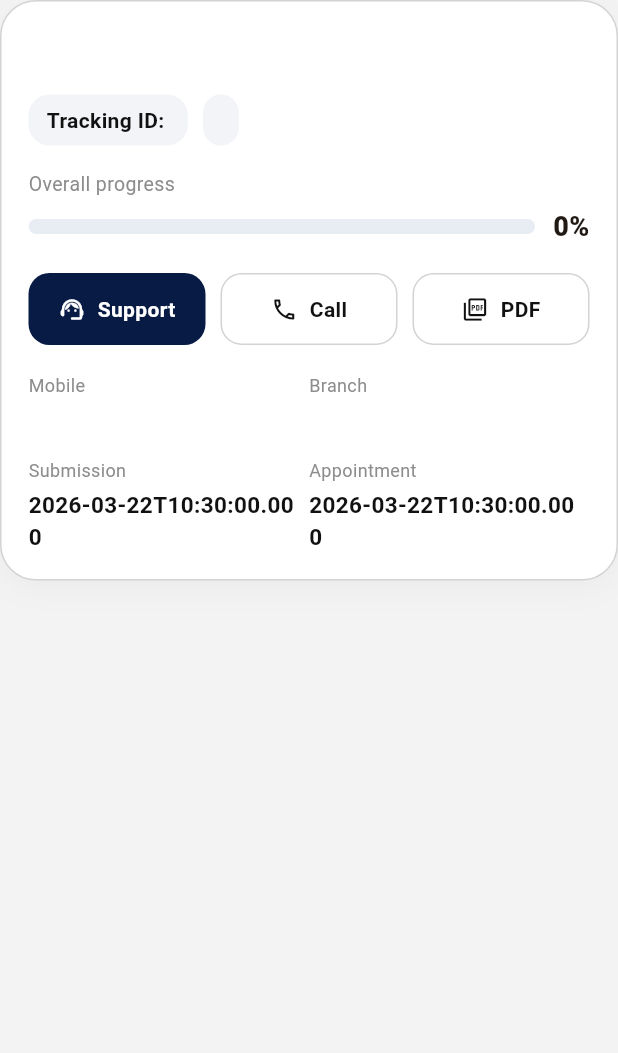
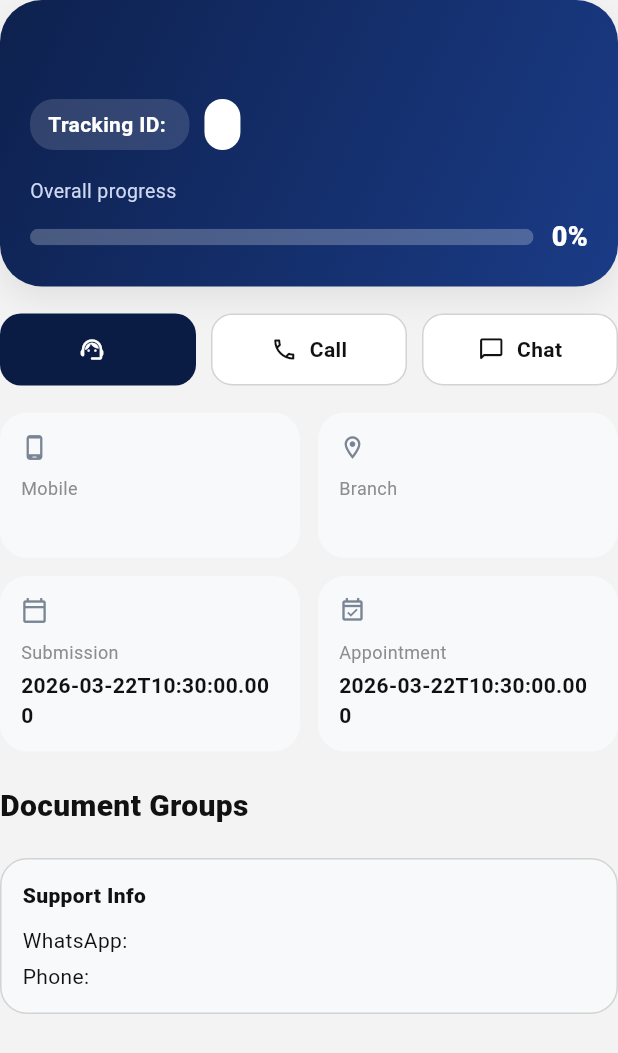
Before and after one commit to murshid-lgtm/kenza_client_app, a Flutter app: the ServiceTrackingResultScreen widget shown alone on an empty page, opened directly with empty values, on a phone screen of 412 x 824 dp. Shown: the top 1053 px of the screen. Run offline on Flutter 3.47's test engine with Material 3 defaults, Android fonts, the phone set to English and light mode, and no system bars; Roboto replaces fonts that are missing (Arial).

Commit message:
Update service_tracking_result_screen.dart

```diff
--- a/lib/screens/service_tracking_result_screen.dart
+++ b/lib/screens/service_tracking_result_screen.dart
@@ -12,26 +12,44 @@ class ServiceTrackingResultScreen extends StatelessWidget {
   Color _statusBg(String status) {
     final s = status.toLowerCase();
     if (s.contains('complete')) return const Color(0xFFE8FAEE);
-    if (s.contains('progress')) return const Color(0xFFE7F0FF);
-    if (s.contains('pending')) return const Color(0xFFFFF5E6);
+    if (s.contains('progress')) return const Color(0xFFEAF2FF);
+    if (s.contains('pending')) return const Color(0xFFFFF4E5);
     return const Color(0xFFF2F4F7);
   }
 
   Color _statusText(String status) {
     final s = status.toLowerCase();
     if (s.contains('complete')) return const Color(0xFF1E8E5A);
-    if (s.contains('progress')) return const Color(0xFF356AE6);
+    if (s.contains('progress')) return const Color(0xFF2F6FED);
     if (s.contains('pending')) return const Color(0xFFC98512);
     return AppColors.text;
   }
 
-  Widget _metaItem(String label, String value) {
+  IconData _statusIcon(String status) {
+    final s = status.toLowerCase();
+    if (s.contains('complete')) return Icons.check_circle_rounded;
+    if (s.contains('progress')) return Icons.pending_actions_rounded;
+    if (s.contains('pending')) return Icons.schedule_rounded;
+    return Icons.info_rounded;
+  }
+
+  Widget _metaCard({
+    required IconData icon,
+    required String label,
+    required String value,
+  }) {
     return Expanded(
-      child: Padding(
-        padding: const EdgeInsets.only(right: 8),
+      child: Container(
+        padding: const EdgeInsets.all(14),
+        decoration: BoxDecoration(
+          color: const Color(0xFFF8F9FB),
+          borderRadius: BorderRadius.circular(18),
+        ),
         child: Column(
           crossAxisAlignment: CrossAxisAlignment.start,
           children: [
+            Icon(icon, size: 18, color: const Color(0xFF7A8594)),
+            const SizedBox(height: 10),
             Text(
               label,
               style: const TextStyle(
@@ -45,7 +63,7 @@ class ServiceTrackingResultScreen extends StatelessWidget {
               style: const TextStyle(
                 color: AppColors.text,
                 fontWeight: FontWeight.w700,
-                fontSize: 15,
+                fontSize: 14,
               ),
             ),
           ],
@@ -59,8 +77,8 @@ class ServiceTrackingResultScreen extends StatelessWidget {
     required String label,
     required Color background,
     required Color textColor,
+    Color borderColor = Colors.transparent,
     VoidCallback? onTap,
-    Color borderColor = Colors.transparent,
   }) {
     return Expanded(
       child: InkWell(
@@ -76,13 +94,14 @@ class ServiceTrackingResultScreen extends StatelessWidget {
           child: Row(
             mainAxisAlignment: MainAxisAlignment.center,
             children: [
-              Icon(icon, size: 18, color: textColor),
+              Icon(icon, color: textColor, size: 18),
               const SizedBox(width: 8),
               Text(
                 label,
                 style: TextStyle(
                   color: textColor,
                   fontWeight: FontWeight.w700,
+                  fontSize: 14,
                 ),
               ),
             ],
@@ -92,27 +111,47 @@ class ServiceTrackingResultScreen extends StatelessWidget {
     );
   }
 
-  Widget _stageRow(String stageName, String stageStatus) {
+  Widget _stageRow({
+    required String stageName,
+    required String stageStatus,
+    bool isLast = false,
+  }) {
     return Container(
-      margin: const EdgeInsets.only(bottom: 10),
-      padding: const EdgeInsets.symmetric(horizontal: 14, vertical: 14),
+      margin: EdgeInsets.only(bottom: isLast ? 0 : 12),
+      padding: const EdgeInsets.all(14),
       decoration: BoxDecoration(
         color: const Color(0xFFF8F9FB),
-        borderRadius: BorderRadius.circular(16),
+        borderRadius: BorderRadius.circular(18),
       ),
       child: Row(
         children: [
+          Container(
+            width: 38,
+            height: 38,
+            decoration: BoxDecoration(
+              color: _statusBg(stageStatus),
+              borderRadius: BorderRadius.circular(12),
+            ),
+            child: Icon(
+              _statusIcon(stageStatus),
+              color: _statusText(stageStatus),
+              size: 20,
+            ),
+          ),
+          const SizedBox(width: 12),
           Expanded(
             child: Text(
               stageName,
               style: const TextStyle(
-                fontWeight: FontWeight.w600,
+                fontWeight: FontWeight.w700,
                 color: AppColors.text,
+                fontSize: 15,
               ),
             ),
           ),
+          const SizedBox(width: 10),
           Container(
-            padding: const EdgeInsets.symmetric(horizontal: 10, vertical: 6),
+            padding: const EdgeInsets.symmetric(horizontal: 10, vertical: 7),
             decoration: BoxDecoration(
               color: _statusBg(stageStatus),
               borderRadius: BorderRadius.circular(20),
@@ -122,6 +161,7 @@ class ServiceTrackingResultScreen extends StatelessWidget {
               style: TextStyle(
                 fontWeight: FontWeight.w700,
                 color: _statusText(stageStatus),
+                fontSize: 12,
               ),
             ),
           ),
@@ -141,12 +181,12 @@ class ServiceTrackingResultScreen extends StatelessWidget {
       padding: const EdgeInsets.all(18),
       decoration: BoxDecoration(
         color: Colors.white,
-        borderRadius: BorderRadius.circular(22),
+        borderRadius: BorderRadius.circular(24),
         border: Border.all(color: AppColors.border),
         boxShadow: const [
           BoxShadow(
             color: Color(0x08000000),
-            blurRadius: 14,
+            blurRadius: 16,
             offset: Offset(0, 6),
           ),
         ],
@@ -160,37 +200,46 @@ class ServiceTrackingResultScreen extends StatelessWidget {
                 child: Text(
                   title,
                   style: const TextStyle(
-                    fontSize: 20,
+                    fontSize: 19,
                     fontWeight: FontWeight.w800,
                     color: AppColors.text,
                   ),
                 ),
               ),
-              Text(
+              Container(
+                padding: const EdgeInsets.symmetric(horizontal: 10, vertical: 6),
+                decoration: BoxDecoration(
+                  color: const Color(0xFFF2F4F7),
+                  borderRadius: BorderRadius.circular(16),
+                ),
+                child: Text(
                   '$progressPercent%',
                   style: const TextStyle(
-                  fontSize: 18,
+                    fontSize: 13,
                     fontWeight: FontWeight.w800,
                     color: AppColors.text,
+                  ),
                 ),
               ),
             ],
           ),
           const SizedBox(height: 14),
           ClipRRect(
-            borderRadius: BorderRadius.circular(10),
+            borderRadius: BorderRadius.circular(12),
             child: LinearProgressIndicator(
               value: (progressPercent.clamp(0, 100)) / 100,
               minHeight: 10,
-              backgroundColor: const Color(0xFFE8EDF3),
-              valueColor: const AlwaysStoppedAnimation<Color>(Color(0xFF081B45)),
+              backgroundColor: const Color(0xFFE7EBF0),
+              valueColor: const AlwaysStoppedAnimation<Color>(Color(0xFF0B1C44)),
             ),
           ),
           const SizedBox(height: 18),
-          ...stages.map((stage) {
+          ...List.generate(stages.length, (index) {
+            final stage = stages[index];
             return _stageRow(
-              '${stage['name'] ?? '-'}',
-              '${stage['status'] ?? '-'}',
+              stageName: '${stage['name'] ?? '-'}',
+              stageStatus: '${stage['status'] ?? '-'}',
+              isLast: index == stages.length - 1,
             );
           }),
         ],
@@ -208,25 +257,37 @@ class ServiceTrackingResultScreen extends StatelessWidget {
     final submissionDate = '${data['submission_date'] ?? '-'}';
     final appointmentDate = '${data['appointment_date'] ?? '-'}';
     final notes = '${data['notes'] ?? '-'}';
+    final supportPhone = '${data['support_phone'] ?? '-'}';
+    final whatsappNumber = '${data['whatsapp_number'] ?? '-'}';
+    final brandLabel = '${data['brand_label'] ?? 'Support'}';
+
     final progress = (data['overall_progress_percent'] ?? 0) is int
         ? data['overall_progress_percent'] as int
         : int.tryParse('${data['overall_progress_percent'] ?? 0}') ?? 0;
+
     final groups = (data['groups'] as List?) ?? [];
 
     return Column(
+      crossAxisAlignment: CrossAxisAlignment.start,
       children: [
         Container(
           width: double.infinity,
-          padding: const EdgeInsets.all(18),
+          padding: const EdgeInsets.all(20),
           decoration: BoxDecoration(
-            color: Colors.white,
-            borderRadius: BorderRadius.circular(24),
-            border: Border.all(color: AppColors.border),
+            gradient: const LinearGradient(
+              colors: [
+                Color(0xFF0E214E),
+                Color(0xFF1A3B86),
+              ],
+              begin: Alignment.topLeft,
+              end: Alignment.bottomRight,
+            ),
+            borderRadius: BorderRadius.circular(28),
             boxShadow: const [
               BoxShadow(
-                color: Color(0x08000000),
-                blurRadius: 16,
-                offset: Offset(0, 6),
+                color: Color(0x14000000),
+                blurRadius: 18,
+                offset: Offset(0, 8),
               ),
             ],
           ),
@@ -238,10 +299,10 @@ class ServiceTrackingResultScreen extends StatelessWidget {
                 style: const TextStyle(
                   fontSize: 24,
                   fontWeight: FontWeight.w800,
-                  color: AppColors.text,
+                  color: Colors.white,
                 ),
               ),
-              const SizedBox(height: 10),
+              const SizedBox(height: 12),
               Wrap(
                 spacing: 10,
                 runSpacing: 10,
@@ -252,14 +313,14 @@ class ServiceTrackingResultScreen extends StatelessWidget {
                       vertical: 7,
                     ),
                     decoration: BoxDecoration(
-                      color: const Color(0xFFF2F4F7),
-                      borderRadius: BorderRadius.circular(14),
+                      color: Colors.white.withOpacity(.14),
+                      borderRadius: BorderRadius.circular(16),
                     ),
                     child: Text(
                       'Tracking ID: $trackingId',
                       style: const TextStyle(
+                        color: Colors.white,
                         fontWeight: FontWeight.w700,
-                        color: AppColors.text,
                       ),
                     ),
                   ),
@@ -269,38 +330,38 @@ class ServiceTrackingResultScreen extends StatelessWidget {
                       vertical: 7,
                     ),
                     decoration: BoxDecoration(
-                      color: _statusBg(status),
-                      borderRadius: BorderRadius.circular(14),
+                      color: Colors.white,
+                      borderRadius: BorderRadius.circular(16),
                     ),
                     child: Text(
                       status,
                       style: TextStyle(
-                        fontWeight: FontWeight.w700,
                         color: _statusText(status),
+                        fontWeight: FontWeight.w800,
                       ),
                     ),
                   ),
                 ],
               ),
-              const SizedBox(height: 16),
+              const SizedBox(height: 18),
               const Text(
                 'Overall progress',
                 style: TextStyle(
-                  color: AppColors.muted,
+                  color: Color(0xFFCFD8F0),
                   fontSize: 13,
                 ),
               ),
-              const SizedBox(height: 6),
+              const SizedBox(height: 8),
               Row(
                 children: [
                   Expanded(
                     child: ClipRRect(
-                      borderRadius: BorderRadius.circular(10),
+                      borderRadius: BorderRadius.circular(12),
                       child: LinearProgressIndicator(
                         value: (progress.clamp(0, 100)) / 100,
-                        minHeight: 10,
-                        backgroundColor: const Color(0xFFE8EDF3),
-                        valueColor: const AlwaysStoppedAnimation<Color>(Color(0xFF081B45)),
+                        minHeight: 11,
+                        backgroundColor: Colors.white24,
+                        valueColor: const AlwaysStoppedAnimation<Color>(Colors.white),
                       ),
                     ),
                   ),
@@ -308,19 +369,23 @@ class ServiceTrackingResultScreen extends StatelessWidget {
                   Text(
                     '$progress%',
                     style: const TextStyle(
+                      color: Colors.white,
                       fontWeight: FontWeight.w800,
                       fontSize: 18,
                     ),
                   ),
                 ],
               ),
+            ],
+          ),
+        ),
         const SizedBox(height: 18),
         Row(
           children: [
             _actionButton(
               icon: Icons.support_agent_rounded,
-                    label: 'Support',
-                    background: const Color(0xFF081B45),
+              label: brandLabel,
+              background: const Color(0xFF0B1C44),
               textColor: Colors.white,
             ),
             const SizedBox(width: 10),
@@ -333,8 +398,8 @@ class ServiceTrackingResultScreen extends StatelessWidget {
             ),
             const SizedBox(width: 10),
             _actionButton(
-                    icon: Icons.picture_as_pdf_outlined,
-                    label: 'PDF',
+              icon: Icons.chat_bubble_outline_rounded,
+              label: 'Chat',
               background: Colors.white,
               textColor: AppColors.text,
               borderColor: AppColors.border,
@@ -344,39 +409,78 @@ class ServiceTrackingResultScreen extends StatelessWidget {
         const SizedBox(height: 18),
         Row(
           children: [
-                  _metaItem('Mobile', mobile),
-                  _metaItem('Branch', branch),
+            _metaCard(
+              icon: Icons.phone_android_rounded,
+              label: 'Mobile',
+              value: mobile,
+            ),
+            const SizedBox(width: 12),
+            _metaCard(
+              icon: Icons.location_on_outlined,
+              label: 'Branch',
+              value: branch,
+            ),
           ],
         ),
-              const SizedBox(height: 14),
+        const SizedBox(height: 12),
         Row(
           children: [
-                  _metaItem('Submission', submissionDate),
-                  _metaItem('Appointment', appointmentDate),
+            _metaCard(
+              icon: Icons.calendar_today_outlined,
+              label: 'Submission',
+              value: submissionDate,
+            ),
+            const SizedBox(width: 12),
+            _metaCard(
+              icon: Icons.event_available_outlined,
+              label: 'Appointment',
+              value: appointmentDate,
+            ),
           ],
         ),
         if (notes.trim().isNotEmpty && notes.trim() != '-') ...[
-                const SizedBox(height: 16),
+          const SizedBox(height: 18),
           Container(
             width: double.infinity,
-                  padding: const EdgeInsets.all(14),
+            padding: const EdgeInsets.all(16),
             decoration: BoxDecoration(
-                    color: const Color(0xFFF8F9FB),
-                    borderRadius: BorderRadius.circular(16),
+              color: Colors.white,
+              borderRadius: BorderRadius.circular(22),
+              border: Border.all(color: AppColors.border),
             ),
-                  child: Text(
+            child: Column(
+              crossAxisAlignment: CrossAxisAlignment.start,
+              children: [
+                const Text(
+                  'Notes',
+                  style: TextStyle(
+                    fontWeight: FontWeight.w800,
+                    fontSize: 16,
+                    color: AppColors.text,
+                  ),
+                ),
+                const SizedBox(height: 10),
+                Text(
                   notes,
                   style: const TextStyle(
                     color: AppColors.text,
                     height: 1.5,
                   ),
                 ),
-                ),
-              ],
               ],
             ),
           ),
-        const SizedBox(height: 18),
+        ],
+        const SizedBox(height: 22),
+        const Text(
+          'Document Groups',
+          style: TextStyle(
+            fontSize: 20,
+            fontWeight: FontWeight.w800,
+            color: AppColors.text,
+          ),
+        ),
+        const SizedBox(height: 12),
         ...groups.map((group) {
           return _groupCard(
             title: '${group['title'] ?? 'Document'}',
@@ -386,6 +490,38 @@ class ServiceTrackingResultScreen extends StatelessWidget {
             stages: (group['stages'] as List?) ?? [],
           );
         }),
+        const SizedBox(height: 8),
+        Container(
+          width: double.infinity,
+          padding: const EdgeInsets.all(14),
+          decoration: BoxDecoration(
+            color: const Color(0xFFF8F9FB),
+            borderRadius: BorderRadius.circular(18),
+            border: Border.all(color: AppColors.border),
+          ),
+          child: Column(
+            crossAxisAlignment: CrossAxisAlignment.start,
+            children: [
+              const Text(
+                'Support Info',
+                style: TextStyle(
+                  fontWeight: FontWeight.w800,
+                  color: AppColors.text,
+                ),
+              ),
+              const SizedBox(height: 10),
+              Text(
+                'WhatsApp: $whatsappNumber',
+                style: const TextStyle(color: AppColors.text),
+              ),
+              const SizedBox(height: 4),
+              Text(
+                'Phone: $supportPhone',
+                style: const TextStyle(color: AppColors.text),
+              ),
+            ],
+          ),
+        ),
       ],
     );
   }
```
Lines whose indentation alone changed are shown as unchanged.
